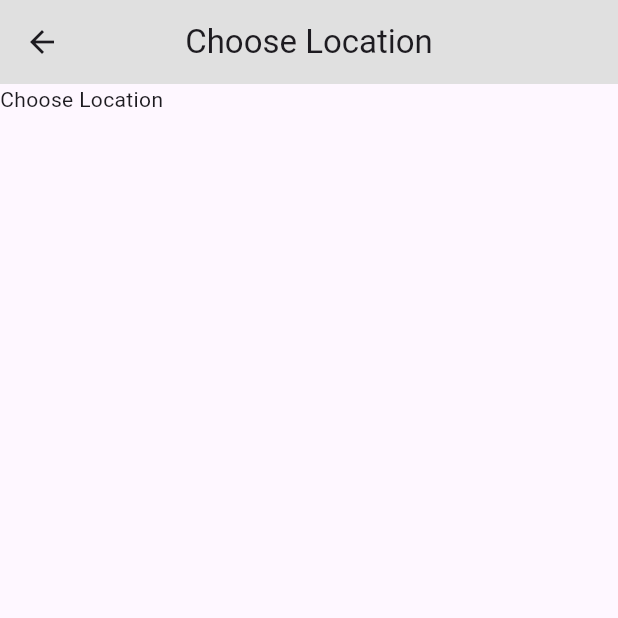
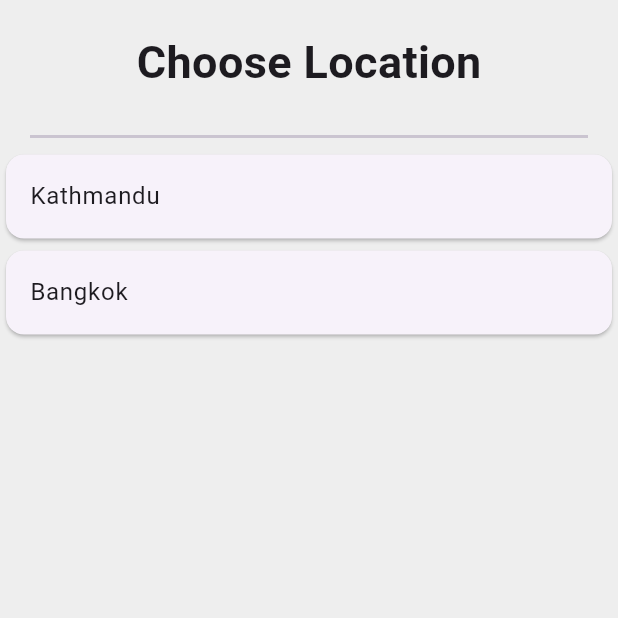
Before and after one commit to upahar-khatiwada/world-clock-app, a Flutter app: the screen it shows after launch, after a tap on "Edit Location", on a phone screen of 412 x 824 dp, the top half of it. Run offline on Flutter 3.47's test engine with Material 3 defaults, Android fonts, the light colour scheme and no system bars; our stand-ins replace flutter_spinkit, hexcolor; network calls fail.

Commit message:
Added listiles

```diff
--- a/lib/screens/location.dart
+++ b/lib/screens/location.dart
@@ -1,4 +1,6 @@
 import 'package:flutter/material.dart';
+import 'package:world_clock/worldTime_class.dart';
+import 'package:world_clock/screens/home.dart';
 
 class Location extends StatefulWidget {
   const Location({super.key});
@@ -8,15 +10,57 @@ class Location extends StatefulWidget {
 }
 
 class _LocationState extends State<Location> {
+  List locations = [
+    WorldTime(continent: 'asia', city: 'kathmandu', flag: 'Nepal.png'),
+    WorldTime(continent: 'asia', city: 'bangkok', flag: 'Thailand.png'),
+  ];
+
   @override
   Widget build(BuildContext context) {
     return Scaffold(
-      appBar: AppBar(
-        title: Text('Choose Location'),
-        centerTitle: true,
-        backgroundColor: Colors.grey[300],
+      backgroundColor: Colors.grey[200],
+      body: SafeArea(
+        child: Column(
+          children: [
+            Padding(
+              padding: EdgeInsets.all(20),
+              child: Center(
+                child: Text(
+                  'Choose Location',
+                  style: TextStyle(fontSize: 30, fontWeight: FontWeight.bold),
+                ),
+              ),
+            ),
+            Divider(thickness: 2, indent: 20, endIndent: 20),
+            Expanded(
+              child: ListView.builder(
+                itemCount: locations.length,
+                itemBuilder: (context, index) {
+                  return Card(
+                    child: ListTile(
+                      onTap: () {
+                        Navigator.pop(context);
+                      },
+                      title: Text(capitalize(locations[index].city)),
+                    ),
+                  );
+                },
+              ),
+            ),
+            // SizedBox(height: 30),
+            // TextButton.icon(
+            //   onPressed: () {
+            //     Navigator.pop(context);
+            //   },
+            //   label: Text(
+            //     'Go BACK!',
+            //     style: TextStyle(color: Colors.black87, fontSize: 20),
+            //   ),
+            //   icon: Icon(Icons.arrow_left, color: Colors.black87, size: 25),
+            // ),
+          ],
+        ),
       ),
-      body: SafeArea(child: Text('Choose Location')),
     );
   }
 }
--- a/lib/worldTime_class.dart
+++ b/lib/worldTime_class.dart
@@ -28,10 +28,10 @@ class WorldTime {
       // print(current);
 
       // time = current.toString();
-      isDayTime = current.hour > 12 && current.hour < 16 ? true : false;
-      isEveningTime = current.hour > 16 && current.hour < 20 ? true : false;
-      isMorningTime = current.hour > 6 && current.hour < 12 ? true : false;
-      isNightTime = current.hour > 20 && current.hour < 6 ? true : false;
+      isMorningTime = current.hour >= 6 && current.hour < 12;
+      isDayTime = current.hour >= 12 && current.hour < 16;
+      isEveningTime = current.hour >= 16 && current.hour < 20;
+      isNightTime = current.hour >= 20 || current.hour < 6;
       time = DateFormat.jm().format(current);
     } catch (e) {
       print('Error: $e');
```
